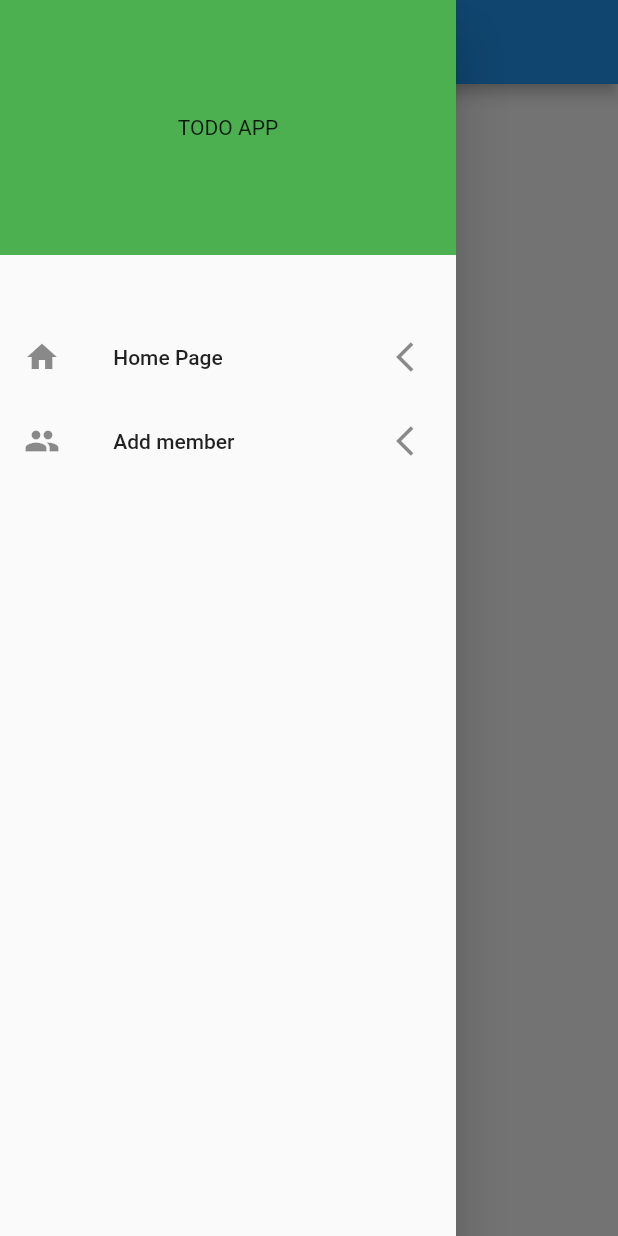
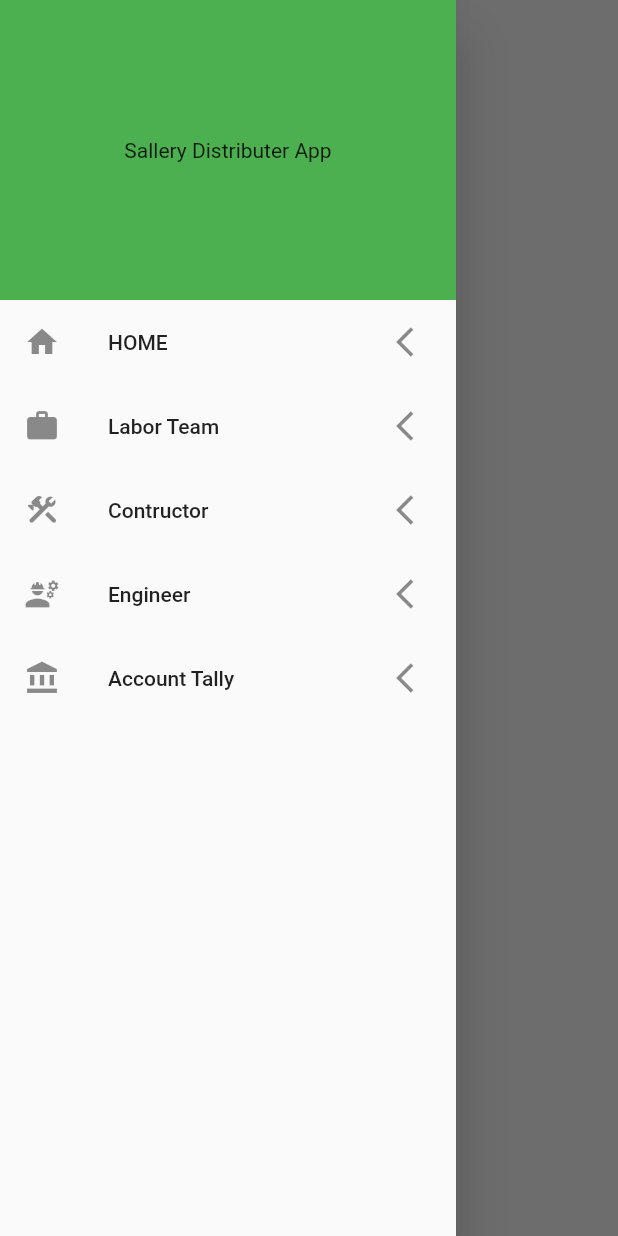
Before and after one commit to shahinurstak71/Todo-App-Using-Firebase-CRUD, a Flutter app: the screen it shows after launch, with the side drawer open, on a phone screen of 412 x 824 dp. Run offline on Flutter 3.47's test engine with Material 2 defaults, Android fonts, the phone set to English and light mode, and no system bars.

Commit message:
Salary Distributer App

```diff
--- /dev/null
+++ b/lib/controller/app_controll.dart
@@ -0,0 +1,17 @@
+import 'package:flutter/material.dart';
+
+class AppController extends ChangeNotifier {
+  var count = 0;
+  var engineerSallary = 0.0;
+
+  amountTk() {
+    count += 100;
+    notifyListeners();
+  }
+
+  engineersa() {
+    //engineerSallary = count/2;
+
+    notifyListeners();
+  }
+}
--- a/lib/main.dart
+++ b/lib/main.dart
@@ -1,27 +1,37 @@
 import 'package:flutter/material.dart';
-import 'package:firebase_core/firebase_core.dart';
-import 'package:shopping/view/add_member.dart';
+import 'package:provider/provider.dart';
+import 'package:shopping/controller/app_controll.dart';
+import 'package:shopping/view/account_tally.dart';
+import 'package:shopping/view/contructor.dart';
+import 'package:shopping/view/engineer.dart';
 
 import 'package:shopping/view/home_page.dart';
+import 'package:shopping/view/labor.dart';
 
-void main() async {
-  WidgetsFlutterBinding.ensureInitialized();
-  await Firebase.initializeApp();
-  runApp(MyApp());
-}
+void main() => runApp(MyApp());
 
 class MyApp extends StatelessWidget {
   const MyApp({Key key}) : super(key: key);
 
   @override
   Widget build(BuildContext context) {
-    return MaterialApp(
-      debugShowCheckedModeBanner: false,
-      home: HomeScreens(),
-      routes: {
-        AddMember.routeName: (ctx) => AddMember(),
-        HomeScreens.routeName: (ctx) => HomeScreens()
-      },
+    return MultiProvider(
+      providers: [
+        ChangeNotifierProvider<AppController>(
+          create: (ctx) => AppController(),
+        )
+      ],
+      child: MaterialApp(
+        home: HomePage(),
+        theme: ThemeData(primaryColor: Colors.grey[200]),
+        routes: {
+          HomePage.routeName: (ctx) => HomePage(),
+          LaborTeam.routName: (ctx) => LaborTeam(),
+          Contructor.routName: (ctx) => Contructor(),
+          Engineer.routName: (ctx) => Engineer(),
+          AccountTally.routName: (ctx) => AccountTally()
+        },
+      ),
     );
   }
 }
--- /dev/null
+++ b/lib/view/contructor.dart
@@ -0,0 +1,29 @@
+import 'package:flutter/material.dart';
+import 'package:provider/provider.dart';
+import 'package:shopping/controller/app_controll.dart';
+import 'package:shopping/widgets/drawer.dart';
+
+class Contructor extends StatelessWidget {
+  static const routName = '/contructor';
+
+  @override
+  Widget build(BuildContext context) {
+    return Scaffold(
+      backgroundColor: Colors.grey[200],
+      drawer: AppDrawer(),
+      appBar: AppBar(
+        elevation: 0.0,
+      ),
+      body: Center(
+        child: Consumer<AppController>(
+          builder: (context, contructor, child) {
+            var contructorTeam = contructor.count;
+            var contructorSallary = (contructorTeam / 4);
+
+            return Text(contructorSallary.toString());
+          },
+        ),
+      ),
+    );
+  }
+}
--- /dev/null
+++ b/lib/view/engineer.dart
@@ -0,0 +1,29 @@
+import 'package:flutter/material.dart';
+import 'package:provider/provider.dart';
+import 'package:shopping/controller/app_controll.dart';
+import 'package:shopping/widgets/drawer.dart';
+
+class Engineer extends StatelessWidget {
+  static const routName = '/engineer';
+
+  @override
+  Widget build(BuildContext context) {
+    return Scaffold(
+      backgroundColor: Colors.grey[200],
+      drawer: AppDrawer(),
+      appBar: AppBar(
+        elevation: 0.0,
+      ),
+      body: Center(
+        child: Consumer<AppController>(
+          builder: (context, contructor, child) {
+            var contructorTeam = contructor.count;
+            var contructorSallary = (contructorTeam / 4);
+
+            return Text(contructorSallary.toString());
+          },
+        ),
+      ),
+    );
+  }
+}
--- a/lib/view/home_page.dart
+++ b/lib/view/home_page.dart
@@ -1,109 +1,37 @@
-import 'package:cloud_firestore/cloud_firestore.dart';
+import 'package:flutter/material.dart';
+import 'package:provider/provider.dart';
+import 'package:shopping/controller/app_controll.dart';
+import 'package:shopping/widgets/drawer.dart';
 
-import 'package:flutter/material.dart';
-import 'package:shopping/widgets/drawer.dart';
-import 'package:shopping/widgets/single_todo.dart';
-
-class HomeScreens extends StatefulWidget {
+class HomePage extends StatelessWidget {
   static const routeName = '/home page';
 
   @override
-  _HomeScreensState createState() => _HomeScreensState();
-}
-
-class _HomeScreensState extends State<HomeScreens> {
-  final _todoUpdate = TextEditingController();
-
-  Future<void> delateTodo(String id) async {
-    try {
-      final collucrion = FirebaseFirestore.instance.collection('todo').doc(id);
-      await collucrion.delete();
-    } catch (e) {
-      print(e);
-    }
-  }
-
-  Future<void> _updatetod(String id) async {
-    String updateText = _todoUpdate.text;
-    try {
-      DocumentReference documentReference =
-          FirebaseFirestore.instance.collection('todo').doc(id);
-      FirebaseFirestore.instance.runTransaction((transaction) async {
-        await transaction.get(documentReference);
-        transaction.update(documentReference, {
-          'title': updateText,
-        });
-      });
-      Navigator.of(context).pop();
-      _todoUpdate.text = '';
-    } catch (e) {}
-  }
-
-  Future<void> editButton(String id) async {
-    final collucrion = FirebaseFirestore.instance.collection('todo').doc(id);
-    await collucrion.get().then((value) {
-      _todoUpdate.text = value.data()['title'];
-    });
-    showDialog(
-      context: context,
-      builder: (context) {
-        return AlertDialog(
-          title: Text("Update Todo"),
-          content: TextField(
-            controller: _todoUpdate,
-            decoration: InputDecoration(
-              hintText: "Update a Todo",
-            ),
-          ),
-          actions: [
-            ElevatedButton(
-              onPressed: () {
-                Navigator.of(context).pop();
-              },
-              child: Text("Cancel"),
-            ),
-            ElevatedButton(
-              onPressed: () {
-                _updatetod(id);
-              },
-              child: Text("Update"),
-            ),
-          ],
-        );
-      },
-    );
-  }
-
-  @override
   Widget build(BuildContext context) {
+    final sendSallery = Provider.of<AppController>(context);
     return Scaffold(
+      backgroundColor: Colors.grey[200],
       drawer: AppDrawer(),
       appBar: AppBar(
-        title: Text("Todo App"),
-        centerTitle: true,
+        elevation: 0.0,
       ),
-      body: StreamBuilder(
-        stream: FirebaseFirestore.instance.collection("todo").snapshots(),
-        builder: (BuildContext context, AsyncSnapshot<QuerySnapshot> snapshot) {
-          if (!snapshot.hasData) {
-            return Center(
-              child: Text("NO Data Found!"),
-            );
-          }
-          return ListView(
-            children: snapshot.data.docs
-                .map(
-                  (todoData) => SingleTodo(
-                    todo: todoData.data()['title'],
-                    id: todoData.id,
-                    delFunction: delateTodo,
-                    editFunction: editButton,
-                  ),
-                )
-                .toList(),
-          );
-        },
-        // builder: ,
+      body: Center(
+        child: Column(
+          mainAxisAlignment: MainAxisAlignment.center,
+          crossAxisAlignment: CrossAxisAlignment.center,
+          children: [
+            ElevatedButton(
+                onPressed: () {
+                  sendSallery.amountTk();
+                },
+                child: Text('Send Sallery')),
+            Text("\$${sendSallery.count}"),
+            SizedBox(
+              height: 20,
+            ),
+            Text('Owner Blance')
+          ],
+        ),
       ),
     );
   }
--- a/lib/widgets/drawer.dart
+++ b/lib/widgets/drawer.dart
@@ -1,7 +1,9 @@
 import 'package:flutter/material.dart';
-import 'package:shopping/view/add_member.dart';
-
+import 'package:shopping/view/account_tally.dart';
+import 'package:shopping/view/contructor.dart';
+import 'package:shopping/view/engineer.dart';
 import 'package:shopping/view/home_page.dart';
+import 'package:shopping/view/labor.dart';
 
 class AppDrawer extends StatelessWidget {
   @override
@@ -11,31 +13,58 @@ class AppDrawer extends StatelessWidget {
         children: [
           Container(
             alignment: Alignment.center,
-            height: 170,
-            width: MediaQuery.of(context).size.width,
+            height: 200,
+            width: double.infinity,
             color: Colors.green,
-            child: Text('TODO APP'),
-          ),
-          SizedBox(
-            height: 40,
+            child: Text('Sallery Distributer App'),
           ),
           InkWell(
             onTap: () {
-              Navigator.of(context).pushReplacementNamed(HomeScreens.routeName);
+              Navigator.of(context).pushReplacementNamed(HomePage.routeName);
             },
             child: ListTile(
               leading: Icon(Icons.home),
-              title: Text(' Home Page'),
+              title: Text('HOME'),
               trailing: Icon(Icons.arrow_back_ios),
             ),
           ),
           InkWell(
             onTap: () {
-              Navigator.of(context).pushReplacementNamed(AddMember.routeName);
+              Navigator.of(context).pushReplacementNamed(LaborTeam.routName);
             },
             child: ListTile(
-              leading: Icon(Icons.people),
-              title: Text(' Add member'),
+              leading: Icon(Icons.work),
+              title: Text('Labor Team'),
+              trailing: Icon(Icons.arrow_back_ios),
+            ),
+          ),
+          InkWell(
+            onTap: () {
+              Navigator.of(context).pushReplacementNamed(Contructor.routName);
+            },
+            child: ListTile(
+              leading: Icon(Icons.construction_rounded),
+              title: Text('Contructor'),
+              trailing: Icon(Icons.arrow_back_ios),
+            ),
+          ),
+          InkWell(
+            onTap: () {
+              Navigator.of(context).pushReplacementNamed(Engineer.routName);
+            },
+            child: ListTile(
+              leading: Icon(Icons.engineering),
+              title: Text('Engineer'),
+              trailing: Icon(Icons.arrow_back_ios),
+            ),
+          ),
+          InkWell(
+            onTap: () {
+              Navigator.of(context).pushReplacementNamed(AccountTally.routName);
+            },
+            child: ListTile(
+              leading: Icon(Icons.account_balance),
+              title: Text('Account Tally'),
               trailing: Icon(Icons.arrow_back_ios),
             ),
           ),
--- a/pubspec.yaml
+++ b/pubspec.yaml
@@ -30,6 +30,9 @@ dependencies:
   cupertino_icons: ^1.0.2
   cloud_firestore:
   firebase_core:
+  firebase_auth:
+
+  provider:
 
 dev_dependencies:
   flutter_test:
```
Also changed, not shown: lib/view/account_tally.dart (added, +66 -0 lines), lib/view/add_member.dart (deleted, +0 -76 lines), lib/view/labor.dart (added, +29 -0 lines), lib/widgets/single_todo.dart (deleted, +0 -62 lines), pubspec.lock.
